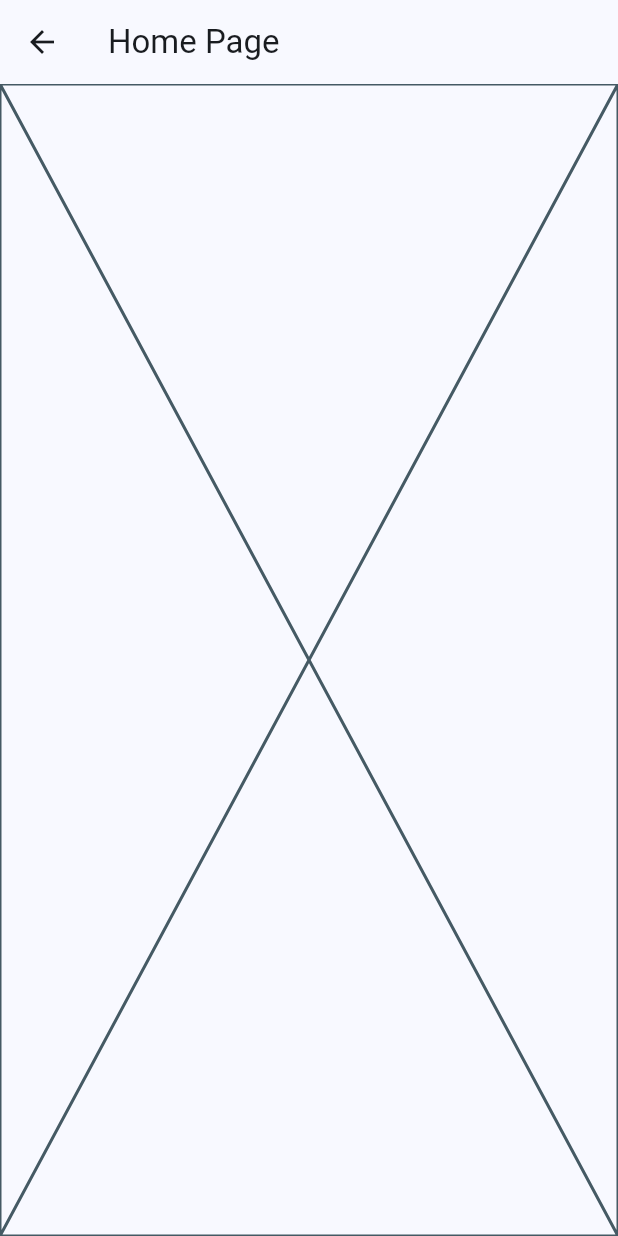
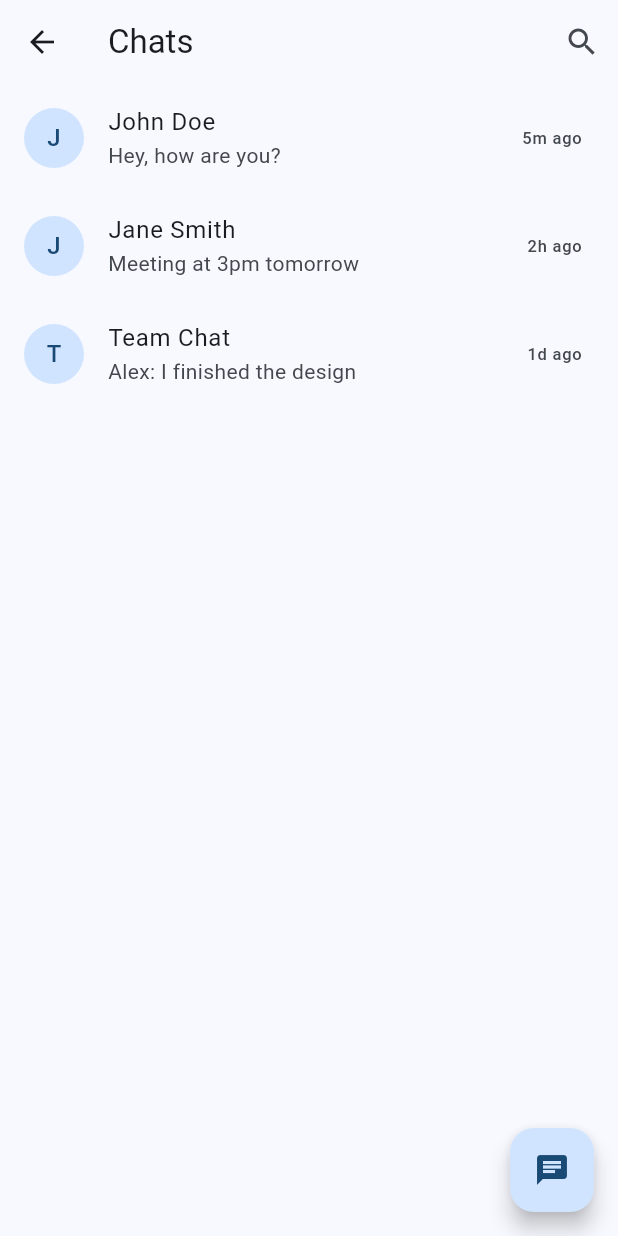
Before and after one commit to TBA5854/chatapp, a Flutter app: the HomePage screen opened by its route, on a phone screen of 412 x 824 dp. Run offline on Flutter 3.47's test engine with Material 3 defaults, Android fonts, the phone set to English and light mode, and no system bars; drawn by our look-alikes of dynamic_color; our stand-ins replace dio, flutter_dotenv, flutter_riverpod, freezed_annotation, hive_flutter, riverpod_annotation and 1 more; accounts and stored records are empty.

Commit message:
feat: add repliedMessage field to Chat model and made home page

```diff
--- a/lib/main.dart
+++ b/lib/main.dart
@@ -9,6 +9,7 @@ import 'package:chat/pages/LoginPage.dart';
 import 'package:chat/pages/ChatPage.dart';
 import 'package:chat/pages/ProfilePage.dart';
 import 'package:flutter_dotenv/flutter_dotenv.dart';
+import 'package:shared_preferences/shared_preferences.dart';
 
 void main() async {
   WidgetsFlutterBinding.ensureInitialized();
@@ -23,6 +24,12 @@ void main() async {
   final appDocumentDir = await path_provider.getApplicationDocumentsDirectory();
   print(appDocumentDir.path);
   await Hive.initFlutter(appDocumentDir.path);
+  // Initialize SharedPreferences
+  final prefs = await SharedPreferences.getInstance();
+  // Check if auth token exists
+  final String? authToken = prefs.getString('X-Auth-Token');
+  // Set initial route variable that we'll use below
+  final String initialRoute = authToken != null ? '/home' : '/login';
 
   // Register Hive adapters here if needed
   // Hive.registerAdapter(YourModelAdapter());
@@ -30,11 +37,12 @@ void main() async {
   // Open your Hive boxes
   // await Hive.openBox('yourBoxName');
 
-  runApp(const ProviderScope(child: MyApp()));
+  runApp(ProviderScope(child: MyApp(initialRoute: initialRoute)));
 }
 
 class MyApp extends StatelessWidget {
-  const MyApp({super.key});
+  final String initialRoute;
+  const MyApp({super.key, required this.initialRoute});
 
   @override
   Widget build(BuildContext context) {
@@ -47,14 +55,14 @@ class MyApp extends StatelessWidget {
           lightScheme = lightDynamic;
           darkScheme = darkDynamic;
         } else {
-            lightScheme = ColorScheme.fromSeed(
+          lightScheme = ColorScheme.fromSeed(
             seedColor: Colors.blue,
             brightness: Brightness.light,
-            );
-            darkScheme = ColorScheme.fromSeed(
+          );
+          darkScheme = ColorScheme.fromSeed(
             seedColor: Colors.blue,
             brightness: Brightness.dark,
-            );
+          );
         }
 
         return MaterialApp(
@@ -67,8 +75,8 @@ class MyApp extends StatelessWidget {
             colorScheme: darkScheme,
             useMaterial3: true,
           ),
-          initialRoute: '/login',
-            routes: {
+          initialRoute: initialRoute,
+          routes: {
             '/home': (context) => const HomePage(),
             '/login': (context) => const LoginPage(),
             '/signup': (context) => const SignUpPage(),
--- a/lib/models/chat.dart
+++ b/lib/models/chat.dart
@@ -14,6 +14,7 @@ class Chat with _$Chat {
     required String message,
     required DateTime time,
     required String messageId,
+    required String? repliedMessage,
     bool? isSent,
   }) = _Chat;
 
--- a/lib/pages/HomePage.dart
+++ b/lib/pages/HomePage.dart
@@ -1,5 +1,20 @@
+import 'package:chat/presenters/HomePresenter.dart';
 import 'package:flutter/material.dart';
 import 'package:shared_preferences/shared_preferences.dart';
+
+class ChatItem {
+  final String id;
+  final String title;
+  final String lastMessage;
+  final DateTime timestamp;
+
+  ChatItem({
+    required this.id,
+    required this.title,
+    required this.lastMessage,
+    required this.timestamp,
+  });
+}
 
 class HomePage extends StatefulWidget {
   const HomePage({super.key});
@@ -9,18 +24,149 @@ class HomePage extends StatefulWidget {
 }
 
 class _HomePageState extends State<HomePage> {
+  String? authToken;
+  List<ChatItem> chats = [];
+  bool isLoading = true;
+
+  @override
+  void initState() {
+    super.initState();
+    HomePresenter.connectWebSocket();
+    _loadAuthTokenAndChats();
+  }
+
+  Future<void> _loadAuthTokenAndChats() async {
+    setState(() {
+      isLoading = true;
+    });
+
+    final prefs = await SharedPreferences.getInstance();
+    authToken = prefs.getString('X-Auth-Token');
+
+    // TODO: Replace this with actual API call to fetch chats
+    await _fetchMockChats();
+
+    setState(() {
+      isLoading = false;
+    });
+  }
+
+  Future<void> _fetchMockChats() async {
+    // Simulating API delay
+    await Future.delayed(const Duration(milliseconds: 500));
+
+    // Mock data - replace with actual chat fetching logic
+    final mockChats = [
+      ChatItem(
+        id: '1',
+        title: 'John Doe',
+        lastMessage: 'Hey, how are you?',
+        timestamp: DateTime.now().subtract(const Duration(minutes: 5)),
+      ),
+      ChatItem(
+        id: '2',
+        title: 'Jane Smith',
+        lastMessage: 'Meeting at 3pm tomorrow',
+        timestamp: DateTime.now().subtract(const Duration(hours: 2)),
+      ),
+      ChatItem(
+        id: '3',
+        title: 'Team Chat',
+        lastMessage: 'Alex: I finished the design',
+        timestamp: DateTime.now().subtract(const Duration(days: 1)),
+      ),
+    ];
+
+    setState(() {
+      chats = mockChats;
+    });
+  }
+
+  String _formatTimestamp(DateTime timestamp) {
+    final now = DateTime.now();
+    final difference = now.difference(timestamp);
+
+    if (difference.inDays > 0) {
+      return '${difference.inDays}d ago';
+    } else if (difference.inHours > 0) {
+      return '${difference.inHours}h ago';
+    } else if (difference.inMinutes > 0) {
+      return '${difference.inMinutes}m ago';
+    } else {
+      return 'Just now';
+    }
+  }
+
   @override
   Widget build(BuildContext context) {
-
-      final prefs = SharedPreferences.getInstance().then((prefs) {
-        final authToken = prefs.getString('X-Auth-Token');
-        print('X-Auth-Token: $authToken');
-      });
     return Scaffold(
       appBar: AppBar(
-        title: const Text('Home Page'),
+        title: const Text('Chats'),
+        actions: [
+          IconButton(
+            icon: const Icon(Icons.search),
+            onPressed: () {
+              // TODO: Implement search functionality
+            },
+          ),
+        ],
       ),
-      body: const Placeholder(),
+      body: isLoading
+        ? const Center(child: CircularProgressIndicator())
+        : chats.isEmpty
+          ? _buildEmptyState()
+          : _buildChatList(),
+      floatingActionButton: FloatingActionButton(
+        onPressed: () {
+          // TODO: Navigate to new chat screen
+        },
+        child: const Icon(Icons.chat),
+      ),
+    );
+  }
+
+  Widget _buildEmptyState() {
+    return Center(
+      child: Column(
+        mainAxisAlignment: MainAxisAlignment.center,
+        children: [
+          const Icon(Icons.chat_bubble_outline, size: 80, color: Colors.grey),
+          const SizedBox(height: 16),
+          const Text(
+            'No chats yet',
+            style: TextStyle(fontSize: 20, fontWeight: FontWeight.bold),
+          ),
+          const SizedBox(height: 8),
+          Text(
+            'Start a conversation by tapping the button below',
+            style: TextStyle(color: Colors.grey.shade600),
+          ),
+        ],
+      ),
+    );
+  }
+
+  Widget _buildChatList() {
+    return ListView.builder(
+      itemCount: chats.length,
+      itemBuilder: (context, index) {
+        final chat = chats[index];
+        return ListTile(
+          leading: CircleAvatar(
+            child: Text(chat.title[0]),
+          ),
+          title: Text(chat.title),
+          subtitle: Text(
+            chat.lastMessage,
+            maxLines: 1,
+            overflow: TextOverflow.ellipsis,
+          ),
+          trailing: Text(_formatTimestamp(chat.timestamp)),
+          onTap: () {
+            // TODO: Navigate to chat detail screen
+          },
+        );
+      },
     );
   }
 }
```
Also changed, not shown: lib/models/chat.freezed.dart, lib/models/chat.g.dart, 1 other file.
